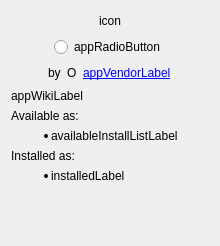
Kicksecure/browser-choice, file ui/browsercard.ui: the form before one commit.
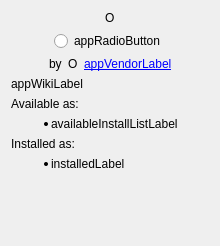
The form after the commit.

Diff of the .ui file:
```diff
--- a/ui/browsercard.ui
+++ b/ui/browsercard.ui
@@ -10,6 +10,12 @@
     <height>246</height>
    </rect>
   </property>
+  <property name="sizePolicy">
+   <sizepolicy hsizetype="Fixed" vsizetype="Preferred">
+    <horstretch>0</horstretch>
+    <verstretch>0</verstretch>
+   </sizepolicy>
+  </property>
   <property name="windowTitle">
    <string>Form</string>
   </property>
@@ -23,14 +29,20 @@
        </property>
        <property name="sizeHint" stdset="0">
         <size>
-         <width>40</width>
-         <height>20</height>
+         <width>0</width>
+         <height>0</height>
         </size>
        </property>
       </spacer>
      </item>
      <item>
       <widget class="QLabel" name="appIconLabel">
+       <property name="sizePolicy">
+        <sizepolicy hsizetype="Fixed" vsizetype="Fixed">
+         <horstretch>0</horstretch>
+         <verstretch>0</verstretch>
+        </sizepolicy>
+       </property>
        <property name="maximumSize">
         <size>
          <width>48</width>
@@ -38,7 +50,7 @@
         </size>
        </property>
        <property name="text">
-        <string>icon</string>
+        <string>O</string>
        </property>
        <property name="scaledContents">
         <bool>true</bool>
@@ -50,10 +62,13 @@
        <property name="orientation">
         <enum>Qt::Horizontal</enum>
        </property>
+       <property name="sizeType">
+        <enum>QSizePolicy::Expanding</enum>
+       </property>
        <property name="sizeHint" stdset="0">
         <size>
-         <width>40</width>
-         <height>20</height>
+         <width>0</width>
+         <height>0</height>
         </size>
        </property>
       </spacer>
@@ -69,8 +84,8 @@
        </property>
        <property name="sizeHint" stdset="0">
         <size>
-         <width>40</width>
-         <height>20</height>
+         <width>0</width>
+         <height>0</height>
         </size>
        </property>
       </spacer>
@@ -78,7 +93,7 @@
      <item>
       <widget class="QRadioButton" name="appRadioButton">
        <property name="sizePolicy">
-        <sizepolicy hsizetype="Minimum" vsizetype="Preferred">
+        <sizepolicy hsizetype="Fixed" vsizetype="Preferred">
          <horstretch>0</horstretch>
          <verstretch>0</verstretch>
         </sizepolicy>
@@ -95,8 +110,8 @@
        </property>
        <property name="sizeHint" stdset="0">
         <size>
-         <width>40</width>
-         <height>20</height>
+         <width>0</width>
+         <height>0</height>
         </size>
        </property>
       </spacer>
@@ -112,14 +127,20 @@
        </property>
        <property name="sizeHint" stdset="0">
         <size>
-         <width>40</width>
-         <height>20</height>
+         <width>0</width>
+         <height>0</height>
         </size>
        </property>
       </spacer>
      </item>
      <item>
       <widget class="QLabel" name="label">
+       <property name="sizePolicy">
+        <sizepolicy hsizetype="Fixed" vsizetype="Preferred">
+         <horstretch>0</horstretch>
+         <verstretch>0</verstretch>
+        </sizepolicy>
+       </property>
        <property name="text">
         <string>by</string>
        </property>
@@ -127,6 +148,12 @@
      </item>
      <item>
       <widget class="QLabel" name="appVendorIconLabel">
+       <property name="sizePolicy">
+        <sizepolicy hsizetype="Fixed" vsizetype="Fixed">
+         <horstretch>0</horstretch>
+         <verstretch>0</verstretch>
+        </sizepolicy>
+       </property>
        <property name="maximumSize">
         <size>
          <width>20</width>
@@ -143,6 +170,12 @@
      </item>
      <item>
       <widget class="QLabel" name="appVendorLabel">
+       <property name="sizePolicy">
+        <sizepolicy hsizetype="Fixed" vsizetype="Preferred">
+         <horstretch>0</horstretch>
+         <verstretch>0</verstretch>
+        </sizepolicy>
+       </property>
        <property name="text">
         <string>&lt;a href=&quot;https://example.com&quot;&gt;appVendorLabel&lt;/a&gt;</string>
        </property>
@@ -158,8 +191,8 @@
        </property>
        <property name="sizeHint" stdset="0">
         <size>
-         <width>40</width>
-         <height>20</height>
+         <width>0</width>
+         <height>0</height>
         </size>
        </property>
       </spacer>
@@ -168,6 +201,12 @@
    </item>
    <item>
     <widget class="QLabel" name="appWikiLabel">
+     <property name="sizePolicy">
+      <sizepolicy hsizetype="Fixed" vsizetype="Preferred">
+       <horstretch>0</horstretch>
+       <verstretch>0</verstretch>
+      </sizepolicy>
+     </property>
      <property name="text">
       <string>appWikiLabel</string>
      </property>
@@ -178,6 +217,12 @@
    </item>
    <item>
     <widget class="QLabel" name="label_5">
+     <property name="sizePolicy">
+      <sizepolicy hsizetype="Fixed" vsizetype="Preferred">
+       <horstretch>0</horstretch>
+       <verstretch>0</verstretch>
+      </sizepolicy>
+     </property>
      <property name="text">
       <string>&lt;html&gt;&lt;head/&gt;&lt;body&gt;&lt;p&gt;Available as:&lt;/p&gt;&lt;/body&gt;&lt;/html&gt;</string>
      </property>
@@ -185,6 +230,12 @@
    </item>
    <item>
     <widget class="QLabel" name="availableInstallListLabel">
+     <property name="sizePolicy">
+      <sizepolicy hsizetype="Fixed" vsizetype="Preferred">
+       <horstretch>0</horstretch>
+       <verstretch>0</verstretch>
+      </sizepolicy>
+     </property>
      <property name="text">
       <string>&lt;ul&gt;
 &lt;li&gt;availableInstallListLabel&lt;/li&gt;
@@ -194,6 +245,12 @@
    </item>
    <item>
     <widget class="QLabel" name="installedHeaderLabel">
+     <property name="sizePolicy">
+      <sizepolicy hsizetype="Fixed" vsizetype="Preferred">
+       <horstretch>0</horstretch>
+       <verstretch>0</verstretch>
+      </sizepolicy>
+     </property>
      <property name="text">
       <string>&lt;html&gt;&lt;head/&gt;&lt;body&gt;&lt;p&gt;Installed as:&lt;/p&gt;&lt;/body&gt;&lt;/html&gt;</string>
      </property>
@@ -201,6 +258,12 @@
    </item>
    <item>
     <widget class="QLabel" name="installedLabel">
+     <property name="sizePolicy">
+      <sizepolicy hsizetype="Fixed" vsizetype="Preferred">
+       <horstretch>0</horstretch>
+       <verstretch>0</verstretch>
+      </sizepolicy>
+     </property>
      <property name="text">
       <string>&lt;ul&gt;
 &lt;li&gt;installedLabel&lt;/li&gt;
```
